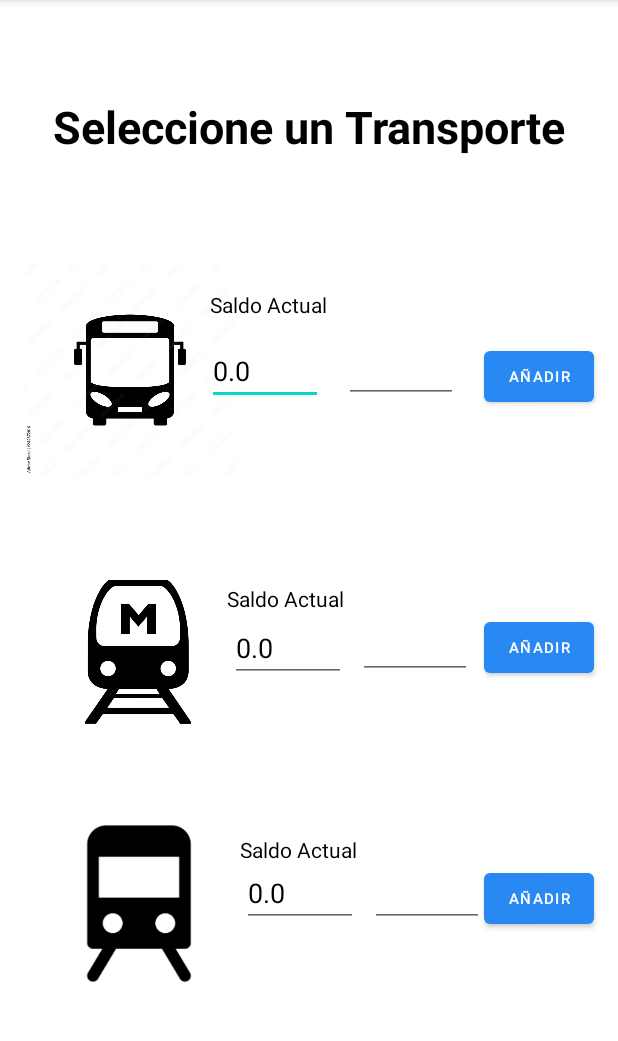
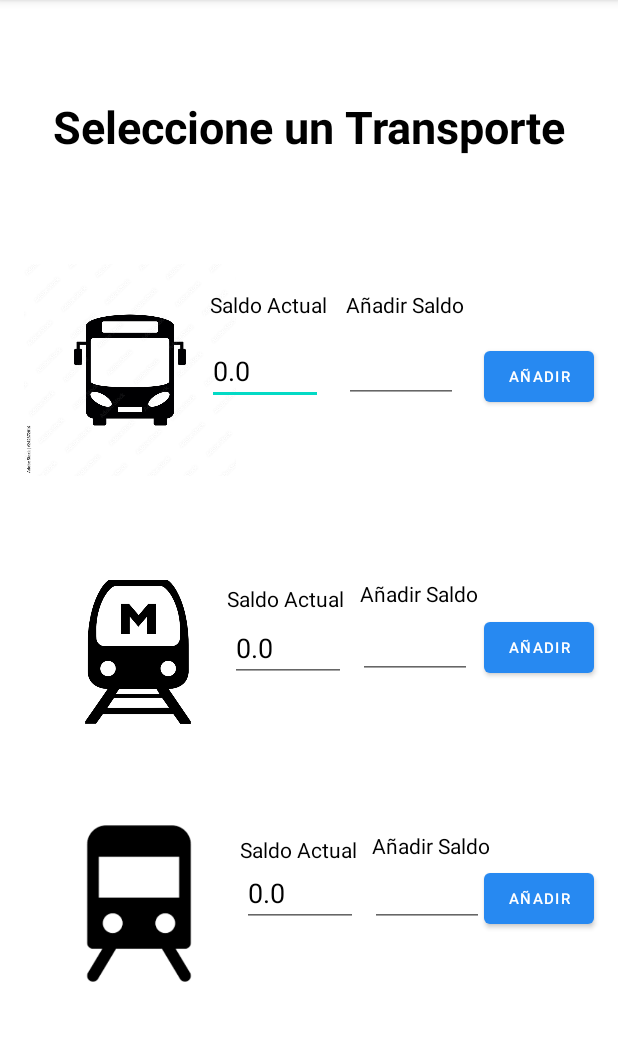
Before and after one commit to CarmenDAM/AppTransportesFINAL, an Android app: the Home screen opened directly, with no data from a screen before it, on a phone screen of 412 x 824 dp, the part 84-1125 px from its top. Run offline under Robolectric (Android 15) with nearby library versions, the phone set to English and light mode, and no system bars; our stand-ins replace Room's generated code.

Commit message:
Retoques finales terminados ahora sí

```diff
--- a/app/src/main/res/layout/activity_home.xml
+++ b/app/src/main/res/layout/activity_home.xml
@@ -230,5 +230,44 @@
         app:layout_constraintTop_toTopOf="parent"
         app:layout_constraintVertical_bias="1.0" />
 
+    <TextView
+        android:id="@+id/textView4"
+        android:layout_width="wrap_content"
+        android:layout_height="wrap_content"
+        android:text="Añadir Saldo"
+        android:textColor="#000000"
+        app:layout_constraintBottom_toBottomOf="parent"
+        app:layout_constraintEnd_toEndOf="parent"
+        app:layout_constraintHorizontal_bias="0.691"
+        app:layout_constraintStart_toStartOf="parent"
+        app:layout_constraintTop_toTopOf="parent"
+        app:layout_constraintVertical_bias="0.258" />
+
+    <TextView
+        android:id="@+id/textView5"
+        android:layout_width="wrap_content"
+        android:layout_height="wrap_content"
+        android:text="Añadir Saldo"
+        android:textColor="#000000"
+        app:layout_constraintBottom_toBottomOf="parent"
+        app:layout_constraintEnd_toEndOf="parent"
+        app:layout_constraintHorizontal_bias="0.719"
+        app:layout_constraintStart_toStartOf="parent"
+        app:layout_constraintTop_toTopOf="parent"
+        app:layout_constraintVertical_bias="0.516" />
+
+    <TextView
+        android:id="@+id/textView6"
+        android:layout_width="wrap_content"
+        android:layout_height="wrap_content"
+        android:text="Añadir Saldo"
+        android:textColor="#000000"
+        app:layout_constraintBottom_toBottomOf="parent"
+        app:layout_constraintEnd_toEndOf="parent"
+        app:layout_constraintHorizontal_bias="0.743"
+        app:layout_constraintStart_toStartOf="parent"
+        app:layout_constraintTop_toTopOf="parent"
+        app:layout_constraintVertical_bias="0.74" />
+
 
 </androidx.constraintlayout.widget.ConstraintLayout>
```
